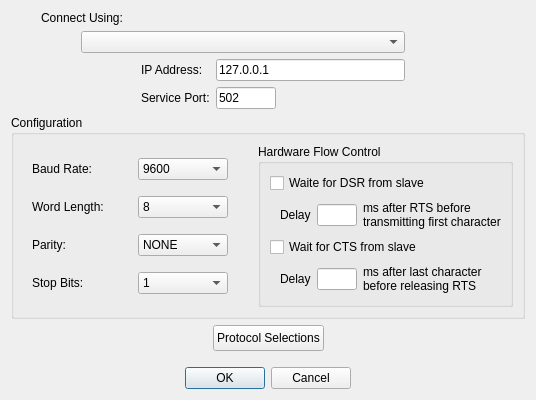
sanny32/OpenModScan, file modscan64/dialogconnectiondetails.ui: the form before one commit.
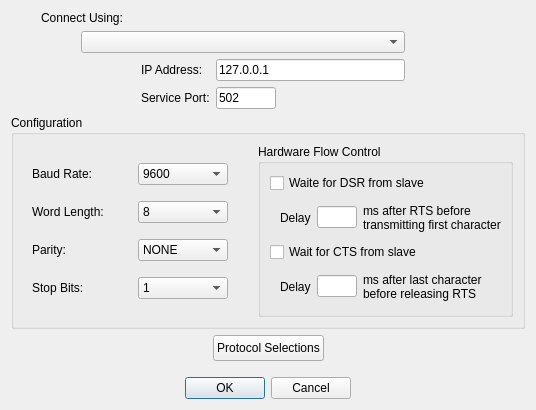
The form after the commit. Custom widgets are drawn as their Qt base class.

Commit message: Developing interface

What changed in the file:
```diff
--- a/modscan64/dialogconnectiondetails.ui
+++ b/modscan64/dialogconnectiondetails.ui
@@ -7,7 +7,7 @@
     <x>0</x>
     <y>0</y>
     <width>515</width>
-    <height>400</height>
+    <height>410</height>
    </rect>
   </property>
   <property name="windowTitle">
```
The commit also changes 4 other files.
